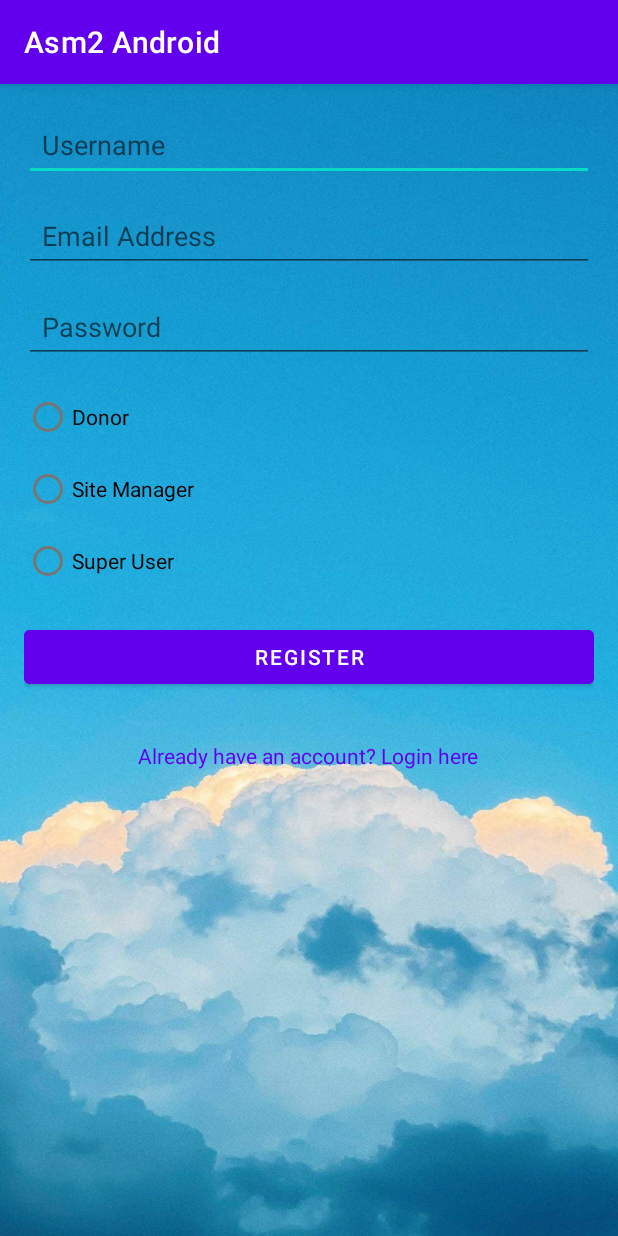
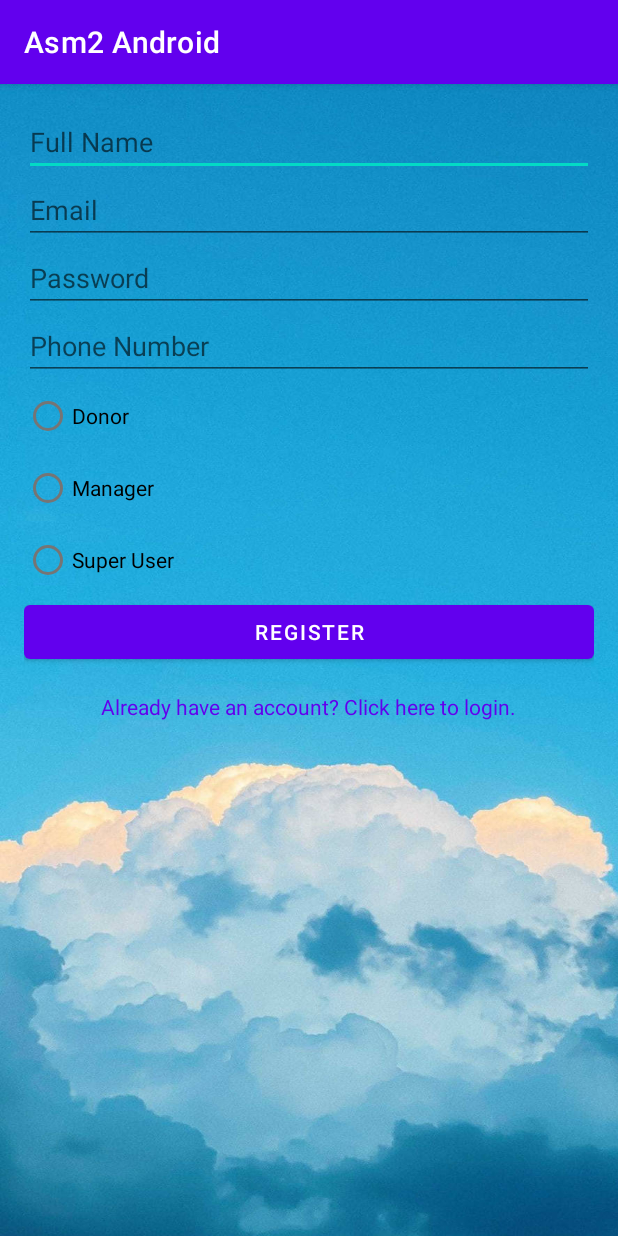
Before and after one commit to Quanoscar09/Asm2Android, an Android app: the RegisterActivity screen opened directly, with no data from a screen before it, on a phone screen of 412 x 824 dp. Run offline under Robolectric (Android 15) with nearby library versions, the phone set to English and light mode, and no system bars; our stand-ins replace Firebase (no records; nobody signed in at launch, a user with empty details on screens opened directly).

Commit message:
new update

```diff
--- a/app/build.gradle.kts
+++ b/app/build.gradle.kts
@@ -48,7 +48,10 @@ dependencies {
     implementation(platform("com.google.firebase:firebase-bom:33.7.0")) // Firebase BOM for consistent versions
     implementation("com.google.firebase:firebase-auth-ktx") // Firebase Authentication
     implementation("com.google.firebase:firebase-database-ktx") // Firebase Realtime Database
-    implementation("com.google.android.gms:play-services-maps:18.1.0") // Google Maps SDK
+    implementation("com.google.android.gms:play-services-maps:18.1.0")
+    implementation(libs.firebase.firestore)
+    implementation(libs.firebase.auth)
+    implementation(libs.activity) // Google Maps SDK
 
     // Unit testing dependencies
     testImplementation("junit:junit:4.13.2") // JUnit for unit tests
--- a/app/src/main/java/com/example/asm2android/RegisterActivity.java
+++ b/app/src/main/java/com/example/asm2android/RegisterActivity.java
@@ -4,52 +4,68 @@ import android.content.Intent;
 import android.os.Bundle;
 import android.widget.Button;
 import android.widget.EditText;
-import android.widget.RadioButton;
 import android.widget.RadioGroup;
+import android.widget.TextView;
 import android.widget.Toast;
 
 import androidx.appcompat.app.AppCompatActivity;
 
-import com.google.firebase.database.DatabaseReference;
-import com.google.firebase.database.FirebaseDatabase;
+import com.google.firebase.auth.FirebaseAuth;
+import com.google.firebase.auth.FirebaseUser;
+import com.google.firebase.firestore.DocumentReference;
+import com.google.firebase.firestore.FirebaseFirestore;
+
+import java.util.HashMap;
+import java.util.Map;
 
 public class RegisterActivity extends AppCompatActivity {
 
-    private EditText usernameInput, emailInput, passwordInput;
+    private EditText fullNameInput, emailInput, passwordInput, phoneInput;
     private RadioGroup roleGroup;
     private Button registerButton;
+    private TextView loginRedirect;
 
-    private DatabaseReference databaseReference;
+    private FirebaseAuth fAuth;
+    private FirebaseFirestore fStore;
 
     @Override
     protected void onCreate(Bundle savedInstanceState) {
         super.onCreate(savedInstanceState);
         setContentView(R.layout.activity_register);
 
-        // Initialize Firebase Database
-        databaseReference = FirebaseDatabase.getInstance().getReference("users");
+        // Initialize Firebase
+        fAuth = FirebaseAuth.getInstance();
+        fStore = FirebaseFirestore.getInstance();
 
         // Initialize UI components
-        usernameInput = findViewById(R.id.usernameInput);
-        emailInput = findViewById(R.id.emailInput);
-        passwordInput = findViewById(R.id.passwordInput);
+        fullNameInput = findViewById(R.id.registerName);
+        emailInput = findViewById(R.id.registerEmail);
+        passwordInput = findViewById(R.id.registerPassword);
+        phoneInput = findViewById(R.id.registerPhone);
         roleGroup = findViewById(R.id.roleGroup);
-        registerButton = findViewById(R.id.registerButton);
+        registerButton = findViewById(R.id.registerBtn);
+        loginRedirect = findViewById(R.id.loginRedirect);
 
-        // Set click listener for the register button
+        // Set up register button click listener
         registerButton.setOnClickListener(v -> registerUser());
+
+        // Set up login redirect click listener
+        loginRedirect.setOnClickListener(v -> {
+            Intent intent = new Intent(RegisterActivity.this, LoginActivity.class);
+            startActivity(intent);
+            finish();
+        });
     }
 
     private void registerUser() {
-        String username = usernameInput.getText().toString().trim();
+        String fullName = fullNameInput.getText().toString().trim();
         String email = emailInput.getText().toString().trim();
         String password = passwordInput.getText().toString().trim();
+        String phone = phoneInput.getText().toString().trim();
         int selectedRoleId = roleGroup.getCheckedRadioButtonId();
-        RadioButton selectedRoleButton = findViewById(selectedRoleId);
 
-        // Validate inputs
-        if (username.isEmpty() || email.isEmpty() || password.isEmpty() || selectedRoleButton == null) {
-            Toast.makeText(this, "Please fill in all fields", Toast.LENGTH_SHORT).show();
+        if (fullName.isEmpty() || email.isEmpty() || password.isEmpty() || phone.isEmpty() || selectedRoleId == -1) {
+            Toast.makeText(this, "All fields are required", Toast.LENGTH_SHORT).show();
             return;
         }
 
@@ -58,20 +74,48 @@ public class RegisterActivity extends AppCompatActivity {
             return;
         }
 
-        String role = selectedRoleButton.getText().toString();
+        String role;
+        if (selectedRoleId == R.id.radioDonor) {
+            role = "Donor";
+        } else if (selectedRoleId == R.id.radioManager) {
+            role = "Manager";
+        } else {
+            role = "SuperUser";
+        }
 
-        // Save user data in Firebase
-        databaseReference.child(username).setValue(new User(username, email, password, role))
-                .addOnCompleteListener(task -> {
-                    if (task.isSuccessful()) {
-                        Toast.makeText(RegisterActivity.this, "Registration successful!", Toast.LENGTH_SHORT).show();
-                        // Redirect to MapsActivity
-                        Intent intent = new Intent(RegisterActivity.this, MapsActivity.class);
-                        startActivity(intent);
-                        finish();
-                    } else {
-                        Toast.makeText(RegisterActivity.this, "Registration failed: " + task.getException().getMessage(), Toast.LENGTH_SHORT).show();
+        fAuth.createUserWithEmailAndPassword(email, password)
+                .addOnSuccessListener(authResult -> {
+                    FirebaseUser user = fAuth.getCurrentUser();
+                    if (user != null) {
+                        DocumentReference df = fStore.collection("Users").document(user.getUid());
+                        Map<String, Object> userInfo = new HashMap<>();
+                        userInfo.put("FullName", fullName);
+                        userInfo.put("Email", email);
+                        userInfo.put("PhoneNumber", phone);
+                        userInfo.put("Role", role);
+
+                        df.set(userInfo).addOnSuccessListener(aVoid -> {
+                            Toast.makeText(RegisterActivity.this, "Registration successful!", Toast.LENGTH_SHORT).show();
+                            navigateToRoleActivity(role);
+                        }).addOnFailureListener(e -> {
+                            Toast.makeText(RegisterActivity.this, "Failed to save user info: " + e.getMessage(), Toast.LENGTH_SHORT).show();
+                        });
                     }
+                }).addOnFailureListener(e -> {
+                    Toast.makeText(this, "Registration failed: " + e.getMessage(), Toast.LENGTH_SHORT).show();
                 });
     }
+
+    private void navigateToRoleActivity(String role) {
+        Intent intent;
+        if ("Donor".equals(role)) {
+            intent = new Intent(RegisterActivity.this, DonorActivity.class);
+        } else if ("Manager".equals(role)) {
+            intent = new Intent(RegisterActivity.this, ManagerActivity.class);
+        } else {
+            intent = new Intent(RegisterActivity.this, SuperUserActivity.class);
+        }
+        startActivity(intent);
+        finish();
+    }
 }
--- a/app/src/main/res/layout/activity_register.xml
+++ b/app/src/main/res/layout/activity_register.xml
@@ -1,4 +1,3 @@
-<?xml version="1.0" encoding="utf-8"?>
 <LinearLayout
     xmlns:android="http://schemas.android.com/apk/res/android"
     android:layout_width="match_parent"
@@ -7,57 +6,52 @@
     android:padding="16dp"
     android:background="@drawable/pic2">
 
-  <!-- Username Input -->
+  <!-- Full Name Input -->
   <EditText
-      android:id="@+id/usernameInput"
+      android:id="@+id/registerName"
       android:layout_width="match_parent"
       android:layout_height="wrap_content"
-      android:hint="Username"
-      android:inputType="textPersonName"
-      android:padding="12dp"
-      android:layout_marginBottom="12dp" />
+      android:hint="Full Name" />
 
   <!-- Email Input -->
   <EditText
-      android:id="@+id/emailInput"
+      android:id="@+id/registerEmail"
       android:layout_width="match_parent"
       android:layout_height="wrap_content"
-      android:hint="Email Address"
-      android:inputType="textEmailAddress"
-      android:padding="12dp"
-      android:layout_marginBottom="12dp" />
+      android:hint="Email" />
 
   <!-- Password Input -->
   <EditText
-      android:id="@+id/passwordInput"
+      android:id="@+id/registerPassword"
       android:layout_width="match_parent"
       android:layout_height="wrap_content"
       android:hint="Password"
-      android:inputType="textPassword"
-      android:padding="12dp"
-      android:layout_marginBottom="12dp" />
+      android:inputType="textPassword" />
 
-  <!-- Role Selection Group -->
+  <!-- Phone Number Input -->
+  <EditText
+      android:id="@+id/registerPhone"
+      android:layout_width="match_parent"
+      android:layout_height="wrap_content"
+      android:hint="Phone Number" />
+
+  <!-- Role Selection -->
   <RadioGroup
       android:id="@+id/roleGroup"
       android:layout_width="match_parent"
-      android:layout_height="wrap_content"
-      android:layout_marginBottom="16dp">
-
+      android:layout_height="wrap_content">
     <RadioButton
-        android:id="@+id/roleDonor"
+        android:id="@+id/radioDonor"
         android:layout_width="wrap_content"
         android:layout_height="wrap_content"
         android:text="Donor" />
-
     <RadioButton
-        android:id="@+id/roleManager"
+        android:id="@+id/radioManager"
         android:layout_width="wrap_content"
         android:layout_height="wrap_content"
-        android:text="Site Manager" />
-
+        android:text="Manager" />
     <RadioButton
-        android:id="@+id/roleSuperUser"
+        android:id="@+id/radioSuperUser"
         android:layout_width="wrap_content"
         android:layout_height="wrap_content"
         android:text="Super User" />
@@ -65,23 +59,19 @@
 
   <!-- Register Button -->
   <Button
-      android:id="@+id/registerButton"
+      android:id="@+id/registerBtn"
       android:layout_width="match_parent"
       android:layout_height="wrap_content"
-      android:text="Register"
-      android:backgroundTint="@color/purple_500"
-      android:textColor="@android:color/white"
-      android:layout_marginBottom="16dp" />
+      android:text="Register" />
 
-  <!-- Login Redirect Text -->
+  <!-- Redirect to Login -->
   <TextView
-      android:id="@+id/loginRedirectText"
+      android:id="@+id/loginRedirect"
       android:layout_width="wrap_content"
       android:layout_height="wrap_content"
-      android:text="Already have an account? Login here"
+      android:text="Already have an account? Click here to login."
       android:textColor="@color/purple_500"
       android:textSize="14sp"
-      android:gravity="center"
-      android:layout_gravity="center_horizontal"
-      android:layout_marginTop="16dp" />
+      android:layout_marginTop="16dp"
+      android:layout_gravity="center" />
 </LinearLayout>
--- a/gradle/libs.versions.toml
+++ b/gradle/libs.versions.toml
@@ -11,6 +11,7 @@ firebaseAuth = "23.1.0"
 googleAndroidLibrariesMapsplatformSecretsGradlePlugin = "2.0.1"
 playServicesMaps = "18.1.0"
 firebaseDatabase = "21.0.0"
+firebaseFirestore = "25.1.1"
 
 [libraries]
 junit = { group = "junit", name = "junit", version.ref = "junit" }
@@ -23,6 +24,7 @@ constraintlayout = { group = "androidx.constraintlayout", name = "constraintlayo
 firebase-auth = { group = "com.google.firebase", name = "firebase-auth", version.ref = "firebaseAuth" }
 play-services-maps = { group = "com.google.android.gms", name = "play-services-maps", version.ref = "playServicesMaps" }
 firebase-database = { group = "com.google.firebase", name = "firebase-database", version.ref = "firebaseDatabase" }
+firebase-firestore = { group = "com.google.firebase", name = "firebase-firestore", version.ref = "firebaseFirestore" }
 
 [plugins]
 android-application = { id = "com.android.application", version.ref = "agp" }
```
Also changed, not shown: app/src/main/AndroidManifest.xml (+28 -14 lines), app/src/main/java/com/example/asm2android/DonorActivity.java (added, +16 -0 lines), app/src/main/java/com/example/asm2android/LoginActivity.java (+67 -48 lines), app/src/main/java/com/example/asm2android/ManagerActivity.java (added, +16 -0 lines), app/src/main/java/com/example/asm2android/MapsActivity.java (deleted, +0 -62 lines), app/src/main/java/com/example/asm2android/SuperUserActivity.java (added, +32 -0 lines), app/src/main/res/layout/activity_donor.xml (added, +57 -0 lines), app/src/main/res/layout/activity_login.xml (+16 -5 lines), app/src/main/res/layout/activity_manager.xml (added, +27 -0 lines), app/src/main/res/layout/activity_maps.xml (deleted, +0 -37 lines), app/src/main/res/layout/activity_superuser.xml (added, +20 -0 lines).
